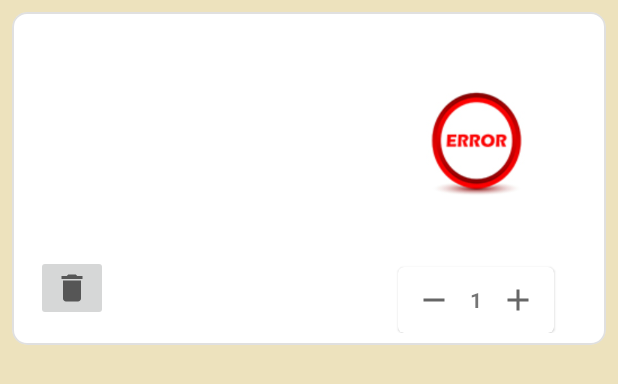
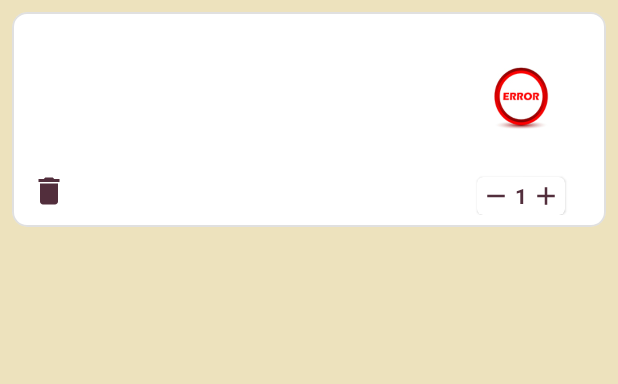
Before and after one commit to rezaee127/OnlineShop, an Android app: the layout cart_row_item.xml on its own in the app's theme, with its tools: preview values and no code run, on a phone screen of 412 x 824 dp. Shown: the top 384 px of the screen. Run offline under Robolectric (Android 15) with nearby library versions, the phone set to English and light mode, and no system bars.

Commit message:
edit size of icons in Cart row item

```diff
--- a/app/src/main/java/com/example/onlineshop/ui/adapters/CartAdapter.kt
+++ b/app/src/main/java/com/example/onlineshop/ui/adapters/CartAdapter.kt
@@ -22,7 +22,7 @@ class CartAdapter(var onClickItem: (Int) -> Unit,
     ListAdapter<ProductsItem, CartAdapter.ViewHolder>(ProductsItemDiffCallback) {
 
     class ViewHolder(view: View, private val context: Context) : RecyclerView.ViewHolder(view) {
-        val productRow = view.findViewById<View>(R.id.cart_row_item)
+
         val ivProduct = view.findViewById<ImageView>(R.id.iv_cart_image)
         val tvProductName = view.findViewById<TextView>(R.id.tv_cart_title)
         val tvShortDescription = view.findViewById<TextView>(R.id.tv_cart_short_description)
@@ -37,9 +37,15 @@ class CartAdapter(var onClickItem: (Int) -> Unit,
         fun bind(productsItem: ProductsItem, onClickItem: (Int) -> Unit,
                  deleteProductFromCart: (Int) -> Unit,
                  sendCount: (Int,String) -> Unit) {
+
             tvProductName.text = productsItem.name
             tvPrice.text="${productsItem.price} تومان"
-            tvShortDescription.text=productsItem.shortDescription
+
+            var str=productsItem.shortDescription
+            str=str.replace("</p>","")
+            str=str.replace("<p>","")
+            tvShortDescription.text=str
+
             if (count==1)
                 ibMinus.isClickable=false
 
@@ -56,7 +62,7 @@ class CartAdapter(var onClickItem: (Int) -> Unit,
             ibDelete.setOnClickListener {
                 deleteProductFromCart(productsItem.id)
             }
-            productRow.setOnClickListener {
+            tvProductName.setOnClickListener {
                 onClickItem(productsItem.id)
             }
 
--- a/app/src/main/res/drawable/ic_baseline_add_24.xml
+++ b/app/src/main/res/drawable/ic_baseline_add_24.xml
@@ -1,9 +1,9 @@
 <vector xmlns:android="http://schemas.android.com/apk/res/android"
-    android:width="24dp"
-    android:height="24dp"
+    android:width="20dp"
+    android:height="20dp"
     android:viewportWidth="24"
     android:viewportHeight="24"
-    android:tint="?attr/colorControlNormal">
+    android:tint="@color/purple_502">
   <path
       android:fillColor="@android:color/white"
       android:pathData="M19,13h-6v6h-2v-6H5v-2h6V5h2v6h6v2z"/>
--- a/app/src/main/res/drawable/ic_baseline_delete_24.xml
+++ b/app/src/main/res/drawable/ic_baseline_delete_24.xml
@@ -3,7 +3,7 @@
     android:height="24dp"
     android:viewportWidth="24"
     android:viewportHeight="24"
-    android:tint="?attr/colorControlNormal">
+    android:tint="@color/purple_502">
   <path
       android:fillColor="@android:color/white"
       android:pathData="M6,19c0,1.1 0.9,2 2,2h8c1.1,0 2,-0.9 2,-2V7H6v12zM19,4h-3.5l-1,-1h-5l-1,1H5v2h14V4z"/>
--- a/app/src/main/res/drawable/ic_baseline_remove_24.xml
+++ b/app/src/main/res/drawable/ic_baseline_remove_24.xml
@@ -1,9 +1,9 @@
 <vector xmlns:android="http://schemas.android.com/apk/res/android"
-    android:width="24dp"
-    android:height="24dp"
+    android:width="20dp"
+    android:height="20dp"
     android:viewportWidth="24"
     android:viewportHeight="24"
-    android:tint="?attr/colorControlNormal">
+    android:tint="@color/purple_502">
   <path
       android:fillColor="@android:color/white"
       android:pathData="M19,13H5v-2h14v2z"/>
--- a/app/src/main/res/layout/cart_row_item.xml
+++ b/app/src/main/res/layout/cart_row_item.xml
@@ -23,8 +23,8 @@
 
         <ImageView
             android:id="@+id/iv_cart_image"
-            android:layout_width="150dp"
-            android:layout_height="150dp"
+            android:layout_width="90dp"
+            android:layout_height="90dp"
             android:layout_marginTop="4dp"
             android:layout_marginEnd="4dp"
             app:layout_constraintEnd_toEndOf="parent"
@@ -34,23 +34,27 @@
 
         <TextView
             android:id="@+id/tv_cart_title"
-            android:layout_width="wrap_content"
+            android:layout_width="0dp"
             android:layout_height="wrap_content"
-            android:layout_marginTop="24dp"
+            android:layout_marginTop="10dp"
             android:layout_marginEnd="4dp"
+            android:textSize="13dp"
+            android:textStyle="bold"
+            android:text=""
             android:textDirection="rtl"
-            android:text=""
-            android:textStyle="bold"
             app:layout_constraintEnd_toStartOf="@+id/iv_cart_image"
-            app:layout_constraintHorizontal_bias="0.919"
+            app:layout_constraintHorizontal_bias="0.95"
             app:layout_constraintStart_toStartOf="parent"
             app:layout_constraintTop_toTopOf="parent" />
 
         <TextView
             android:id="@+id/tv_cart_short_description"
-            android:layout_width="wrap_content"
+            android:layout_width="0dp"
             android:layout_height="wrap_content"
-            android:layout_marginTop="24dp"
+            android:layout_marginTop="10dp"
+            android:layout_marginEnd="4dp"
+            android:textSize="12dp"
+            android:maxLines="2"
             android:text=""
             app:layout_constraintEnd_toStartOf="@+id/iv_cart_image"
             app:layout_constraintHorizontal_bias="0.055"
@@ -62,12 +66,13 @@
             android:id="@+id/tv_cart_price"
             android:layout_width="wrap_content"
             android:layout_height="wrap_content"
-            android:layout_marginEnd="40dp"
+            android:layout_marginEnd="12dp"
+            android:textSize="13dp"
             android:text=""
             app:layout_constraintBottom_toBottomOf="@+id/materialCardView"
             app:layout_constraintEnd_toStartOf="@+id/materialCardView"
             app:layout_constraintTop_toTopOf="@+id/materialCardView"
-            app:layout_constraintVertical_bias="0.333" />
+            app:layout_constraintVertical_bias="0.272" />
 
         <com.google.android.material.card.MaterialCardView
             android:id="@+id/materialCardView"
@@ -85,8 +90,8 @@
 
                 <ImageButton
                     android:id="@+id/ib_cart_minus"
-                    android:layout_width="wrap_content"
-                    android:layout_height="wrap_content"
+                    android:layout_width="25dp"
+                    android:layout_height="25dp"
                     android:layout_gravity="center"
                     android:layout_weight="1"
                     android:backgroundTint="@color/white"
@@ -98,14 +103,15 @@
                     android:layout_height="wrap_content"
                     android:layout_gravity="center"
                     android:layout_weight="1"
+                    android:textColor="@color/purple_502"
                     android:text="1"
                     android:textStyle="bold" />
 
 
                 <ImageButton
                     android:id="@+id/ib_cart_add"
-                    android:layout_width="wrap_content"
-                    android:layout_height="wrap_content"
+                    android:layout_width="25dp"
+                    android:layout_height="25dp"
                     android:layout_gravity="center"
                     android:layout_weight="1"
                     android:backgroundTint="@color/white"
@@ -117,10 +123,11 @@
 
         <ImageButton
             android:id="@+id/ib_cart_delete"
-            android:layout_width="wrap_content"
-            android:layout_height="wrap_content"
-            android:layout_marginStart="8dp"
-            android:layout_marginBottom="8dp"
+            android:layout_width="30dp"
+            android:layout_height="30dp"
+            android:layout_marginStart="1dp"
+            android:layout_marginBottom="1dp"
+            android:backgroundTint="@color/white"
             app:layout_constraintBottom_toBottomOf="parent"
             app:layout_constraintStart_toStartOf="parent"
             app:srcCompat="@drawable/ic_baseline_delete_24" />
```
